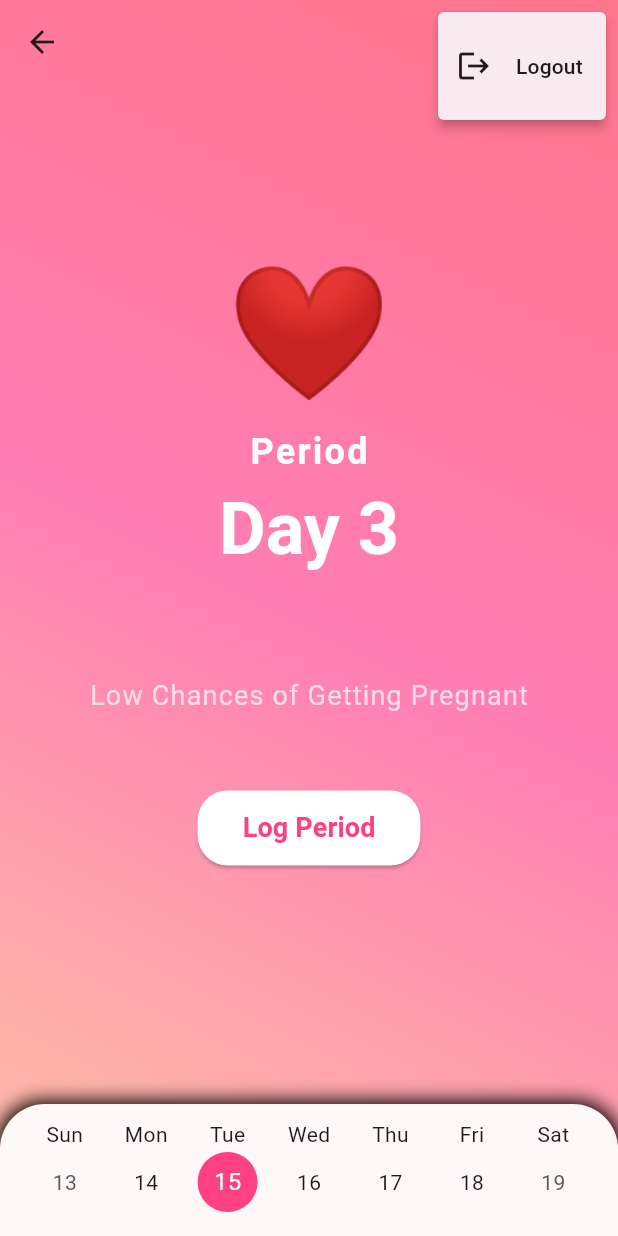
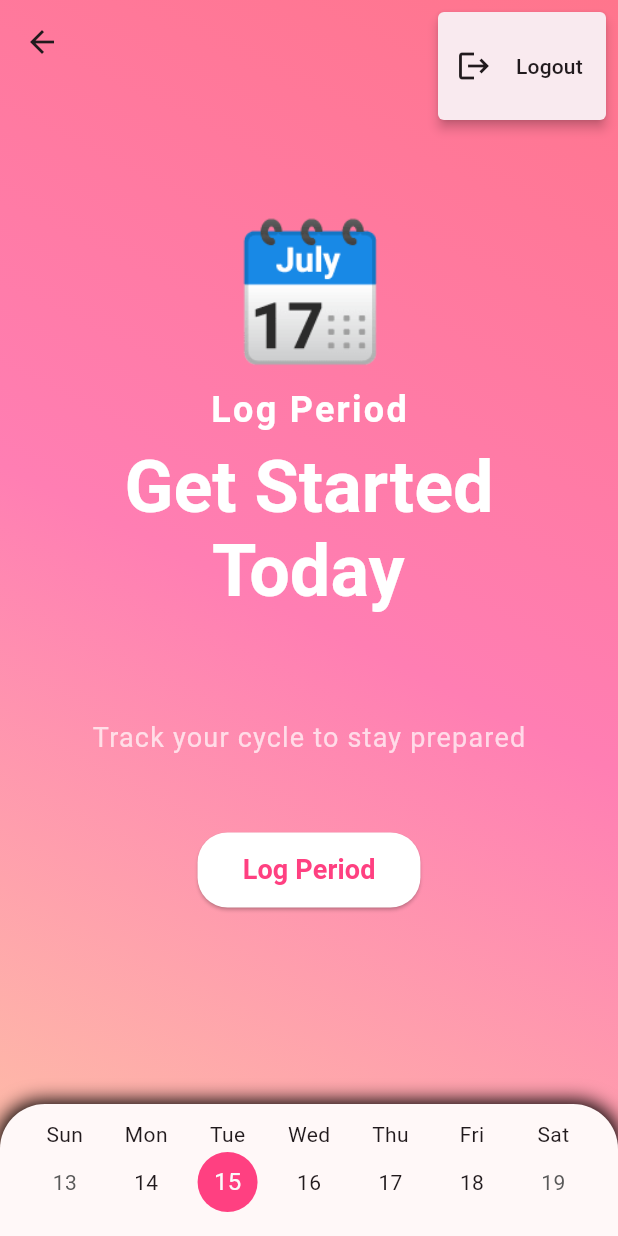
Before and after one commit to Eugene600/ZuriCycle, a Flutter app: the HomeScreen screen opened directly, after a tap on the "more vert" icon, on a phone screen of 412 x 824 dp. Run offline on Flutter 3.47's test engine with Material 3 defaults, Android fonts, the phone set to English and light mode, and no system bars; drawn by our look-alikes of flutter_animate, table_calendar; our stand-ins replace either_dart, fl_chart, flutter_form_builder, flutter_riverpod, form_builder_validators, freezed_annotation and 3 more; accounts and stored records are empty.

Commit message:
Some parts of the UI react to state of one's cycle. Caching of cycleId happens as well

```diff
--- a/lib/app/auth/controllers/auth_notifier.dart
+++ b/lib/app/auth/controllers/auth_notifier.dart
@@ -34,8 +34,9 @@ class AuthNotifier extends StateNotifier<AsyncValue<String>> {
         state = AsyncValue.error(error, StackTrace.current);
         return "Registration failed: $error";
       },
-      (userData) {
+      (userData) async {
         state = const AsyncValue.data("Registration successful");
+        // await LocalStorage.deleteCycleId();
         return "Registration successful";
       },
     );
--- a/lib/app/auth/models/services/user_service.dart
+++ b/lib/app/auth/models/services/user_service.dart
@@ -172,6 +172,7 @@ class UserService {
           debugPrint("Logout: $jsonData");
 
           await LocalStorage.deleteToken();
+          await LocalStorage.deleteUserData();
 
           return Right("Successfully Logged Out");
         } else {
--- a/lib/app/auth/pages/login.dart
+++ b/lib/app/auth/pages/login.dart
@@ -1,5 +1,4 @@
 import 'package:flutter/material.dart';
-import 'package:flutter/widgets.dart';
 import 'package:flutter_form_builder/flutter_form_builder.dart';
 import 'package:flutter_riverpod/flutter_riverpod.dart';
 import 'package:form_builder_validators/form_builder_validators.dart';
--- a/lib/app/main_pages/pages/home_screen.dart
+++ b/lib/app/main_pages/pages/home_screen.dart
@@ -4,6 +4,8 @@ import 'package:go_router/go_router.dart';
 import 'package:table_calendar/table_calendar.dart';
 import 'package:flutter_animate/flutter_animate.dart';
 import 'package:zuricycle/app/auth/providers/user_provider.dart';
+import 'package:zuricycle/features/cycles/controllers/cycle_notifier.dart';
+import 'package:zuricycle/features/cycles/providers/cycle_provider.dart';
 
 import '../../../utils/utils.dart';
 
@@ -32,6 +34,10 @@ class _HomeScreenState extends ConsumerState<HomeScreen>
       curve: Curves.easeInOut,
     );
     _textController.forward();
+
+    Future.microtask(() async {
+      await ref.read(cycleNotifierProvider.notifier).getCycle();
+    });
   }
 
   @override
@@ -43,6 +49,68 @@ class _HomeScreenState extends ConsumerState<HomeScreen>
   @override
   Widget build(BuildContext context) {
     final theme = Theme.of(context);
+    final cycle = ref.watch(cycleNotifierProvider);
+    final stage = ref.watch(cycleNotifierProvider.notifier).cycleStage();
+    final now = DateTime.now();
+
+    String emoji = '';
+    String title = "";
+    String subtitle = "";
+    String description = "";
+    bool showButton = true;
+
+    // if (cycle == null) {
+    //   return Center(
+    //     child: Text(
+    //       "No cycle data",
+    //       style: theme.textTheme.headlineSmall?.copyWith(color: Colors.white),
+    //     ),
+    //   );
+    // }
+
+    switch (stage) {
+      case CycleStage.period:
+        final periodStart = DateTime.parse(cycle!.period_start);
+        emoji = "❤️";
+        title = "Period";
+        subtitle = "Day ${now.difference(periodStart).inDays + 1}";
+        description = "Low chances of getting pregnant";
+        showButton = false;
+        break;
+      case CycleStage.fertile:
+        final ovulation = DateTime.parse(cycle!.ovulation);
+        emoji = "🌿";
+        title = "Ovulation in";
+        subtitle = "${ovulation.difference(now).inDays} days";
+        description = "High fertility — good chances of conception";
+        break;
+      case CycleStage.ovulation:
+        emoji = "🌕";
+        title = "Ovulation is";
+        subtitle = "Today";
+        description = "Fertile peak — ovulation happening";
+        break;
+      case CycleStage.predicted:
+        emoji = "🩸";
+        title = "Period may happen";
+        subtitle = "Today";
+        description = "You may start your period today";
+        break;
+      case CycleStage.afterOvulation:
+        final predictedPeriodStart =
+            DateTime.parse(cycle!.predicted_period_start);
+        emoji = "🗓️";
+        title = "Next Period";
+        subtitle = "in ${predictedPeriodStart.difference(now).inDays} days";
+        description = "Low chances of getting pregnant";
+        break;
+      case CycleStage.none:
+        emoji = "🗓️";
+        title = "Log Period";
+        subtitle = "Get Started\n\t\t\t\t Today";
+        description = "Track your cycle to stay prepared";
+        break;
+    }
 
     return Scaffold(
       extendBodyBehindAppBar: true,
@@ -124,12 +192,12 @@ class _HomeScreenState extends ConsumerState<HomeScreen>
             const Spacer(),
             Column(
               children: [
-                const Text(
-                  "❤️",
+                Text(
+                  emoji,
                   style: TextStyle(fontSize: 88),
                 ).animate().shake(duration: 1.seconds),
                 Text(
-                  "Period",
+                  title,
                   style: theme.textTheme.bodySmall?.copyWith(
                     fontSize: 24,
                     fontWeight: FontWeight.bold,
@@ -141,7 +209,7 @@ class _HomeScreenState extends ConsumerState<HomeScreen>
                 FadeTransition(
                   opacity: _textFadeAnimation,
                   child: Text(
-                    "Day 3",
+                    subtitle,
                     style: theme.textTheme.displayMedium?.copyWith(
                       fontSize: 48,
                       fontWeight: FontWeight.bold,
@@ -151,7 +219,7 @@ class _HomeScreenState extends ConsumerState<HomeScreen>
                 ),
                 const SizedBox(height: 70),
                 Text(
-                  "Low Chances of Getting Pregnant",
+                  description,
                   style: theme.textTheme.bodyMedium?.copyWith(
                     fontSize: 18,
                     fontWeight: FontWeight.w400,
@@ -160,6 +228,7 @@ class _HomeScreenState extends ConsumerState<HomeScreen>
                   ),
                 ),
                 const SizedBox(height: 50),
+                if (showButton)
                   ElevatedButton(
                     style: ElevatedButton.styleFrom(
                       backgroundColor: Colors.white,
@@ -175,7 +244,8 @@ class _HomeScreenState extends ConsumerState<HomeScreen>
                     },
                     child: const Text(
                       "Log Period",
-                    style: TextStyle(fontSize: 18, fontWeight: FontWeight.bold),
+                      style:
+                          TextStyle(fontSize: 18, fontWeight: FontWeight.bold),
                     ),
                   ),
               ],
--- /dev/null
+++ b/lib/features/cycles/controllers/cycle_notifier.dart
@@ -0,0 +1,130 @@
+import 'package:either_dart/either.dart';
+import 'package:flutter_riverpod/flutter_riverpod.dart';
+import 'package:zuricycle/features/cycles/repository/cycle_repository.dart';
+import 'package:zuricycle/local_storage/local_storage.dart';
+
+import '../models/models.dart';
+
+enum CycleStage { period, fertile, ovulation, afterOvulation, predicted, none }
+
+class CycleNotifier extends StateNotifier<Cycle?> {
+  final CycleRepository _repository;
+  CycleNotifier(this._repository) : super(null);
+
+  Future<Either<String, Cycle>> postCycle(
+      {required DateTime periodStart, required DateTime periodEnd}) async {
+    final cycle = _predictCycle(periodStart, periodEnd);
+    final result = await _repository.postCycles(cycle);
+
+    result.fold(
+      (error) => null,
+      (success) async {
+        state = success;
+
+        final existingCycleId = await LocalStorage.getCycleId();
+        if (existingCycleId != null) {
+          await LocalStorage.deleteCycleId();
+        }
+
+        if (success.id != null) {
+          await LocalStorage.saveCycleId(success.id!);
+        }
+      },
+    );
+
+    return result;
+  }
+
+  Future<Either<String, Cycle>?> getCycle() async {
+    final cycleDetails = await LocalStorage.getCycleId();
+
+    if (cycleDetails == null) {
+      state = null;
+      return null;
+    }
+
+    final cycleId = cycleDetails['cycle_id'];
+
+    if (cycleId == null) return null;
+
+    final result = await _repository.getCycle(cycleId);
+
+    result.fold(
+      (error) => error,
+      (success) => state = success,
+    );
+
+    return result;
+  }
+
+  CycleStage cycleStage() {
+    if (state == null) return CycleStage.none;
+
+    final now = DateTime.now();
+
+    final periodStart = DateTime.parse(state!.period_start);
+    final periodEnd = DateTime.parse(state!.period_end);
+
+    final fertileStart = DateTime.parse(state!.fertile_start);
+    final fertileEnd = DateTime.parse(state!.fertile_end);
+
+    final ovulation = DateTime.parse(state!.ovulation);
+
+    final predictedStart = DateTime.parse(state!.predicted_period_start);
+    final predictedEnd = DateTime.parse(state!.predicted_period_end);
+
+    if (_isBetween(now, periodStart, periodEnd)) {
+      return CycleStage.period;
+    } else if (_isBetween(now, fertileStart, fertileEnd)) {
+      return CycleStage.fertile;
+    } else if (_isSameDay(now, ovulation)) {
+      return CycleStage.ovulation;
+    } else if (_isBetween(now, predictedStart, predictedEnd)) {
+      return CycleStage.predicted;
+    } else if (now.isAfter(ovulation) && now.isBefore(predictedStart)) {
+      return CycleStage.afterOvulation;
+    } else if (now.isAfter(periodEnd) && now.isBefore(fertileStart)) {
+      return CycleStage.fertile;
+    } else if (now.isAfter(fertileEnd) && now.isBefore(predictedStart)) {
+      return CycleStage.afterOvulation;
+    }
+
+    return CycleStage.none;
+  }
+
+  DateTime _normalize(DateTime dt) => DateTime(dt.year, dt.month, dt.day);
+
+  bool _isBetween(DateTime check, DateTime start, DateTime end) {
+    final d = _normalize(check);
+    return !d.isBefore(_normalize(start)) && !d.isAfter(_normalize(end));
+  }
+
+  bool _isSameDay(DateTime a, DateTime b) {
+    final da = _normalize(a);
+    final db = _normalize(b);
+    return da == db;
+  }
+
+  Cycle _predictCycle(DateTime periodStart, DateTime periodEnd) {
+    final ovulation = periodStart.add(const Duration(days: 14));
+    final fertileStart = periodStart.add(const Duration(days: 10));
+    final fertileEnd = periodStart.add(const Duration(days: 15));
+
+    final periodLength = periodEnd.difference(periodStart).inDays + 1;
+
+    final predictedPeriodStart = periodStart.add(const Duration(days: 28));
+    final predictedPeriodEnd =
+        predictedPeriodStart.add(Duration(days: periodLength - 1));
+
+    return Cycle(
+        period_start: periodStart.toIso8601String().split('T').first,
+        period_end: periodEnd.toIso8601String().split('T').first,
+        fertile_start: fertileStart.toIso8601String().split('T').first,
+        fertile_end: fertileEnd.toIso8601String().split('T').first,
+        ovulation: ovulation.toIso8601String().split('T').first,
+        predicted_period_start:
+            predictedPeriodStart.toIso8601String().split('T').first,
+        predicted_period_end:
+            predictedPeriodEnd.toIso8601String().split('T').first);
+  }
+}
--- a/lib/features/cycles/models/models.dart
+++ b/lib/features/cycles/models/models.dart
@@ -1 +1,2 @@
 export 'core/cycle.dart';
+export 'services/cycle_service.dart';
--- a/lib/features/cycles/models/services/cycle_service.dart
+++ b/lib/features/cycles/models/services/cycle_service.dart
@@ -1,6 +1,7 @@
 import 'dart:convert';
 
 import 'package:either_dart/either.dart';
+import 'package:flutter/material.dart';
 import 'package:zuricycle/local_storage/local_storage.dart';
 import 'package:http/http.dart' as http;
 
@@ -18,30 +19,39 @@ class CycleService {
         return Left("User Details not found");
       }
 
-      // var userId = userDetails['user_id'];
+      var userId = userDetails['user_id'];
 
       var headers = {
         'Authorization': 'Bearer ${tokenPair.access}',
         'Content-Type': 'application/json',
       };
-      //have to find a way of including user id in request body
+
+      var requestBody = {
+        ...cycle.toJson(),
+        'user_id': userId,
+      };
+
       var response = await http.post(
           Uri.parse("${Constants.BASE_URL}/cycles/add-cycle/"),
           headers: headers,
-          body: jsonEncode(cycle.toJson()));
+          body: jsonEncode(requestBody));
 
       if (response.statusCode == 201) {
         var jsonData = jsonDecode(response.body);
+        debugPrint("Response body of Cycles: $jsonData");
 
         if (jsonData.containsKey('cycle')) {
-          return Right(Cycle.fromJson(jsonData));
+          print("Got it!!!");
+          return Right(Cycle.fromJson(jsonData['cycle']));
         } else {
           return Left("Cycle object is empty");
         }
       } else {
+        debugPrint("Error sending cycle. Status code ${response.statusCode}");
         return Left("Error sending cycle. Status code ${response.statusCode}");
       }
     } catch (e) {
+      debugPrint("Error sending cycle: $e");
       return Left("Error sending cycle: $e");
     }
   }
--- /dev/null
+++ b/lib/features/cycles/providers/cycle_provider.dart
@@ -0,0 +1,16 @@
+import 'package:flutter_riverpod/flutter_riverpod.dart';
+import 'package:zuricycle/features/cycles/controllers/cycle_notifier.dart';
+import 'package:zuricycle/features/cycles/repository/cycle_repository.dart';
+
+import '../models/models.dart';
+
+final cycleRepositoryProvider = Provider<CycleRepository>((ref) {
+  final service = CycleService();
+  return CycleRepository(service);
+});
+
+
+final cycleNotifierProvider =
+    StateNotifierProvider<CycleNotifier, Cycle?>(
+  (ref) => CycleNotifier(ref.watch(cycleRepositoryProvider)),
+);
--- a/lib/local_storage/local_storage.dart
+++ b/lib/local_storage/local_storage.dart
@@ -15,9 +15,11 @@ class TokenPair {
   }
 }
 
-class LocalStorage{
+class LocalStorage {
   static Future<void> saveToken(TokenPair token) async {
-    if(token.refresh.isEmpty || token.access.isEmpty) debugPrint("Cannot save tokens because they are empty");
+    if (token.refresh.isEmpty || token.access.isEmpty) {
+      debugPrint("Cannot save tokens because they are empty");
+    }
 
     final prefs = await SharedPreferences.getInstance();
     await prefs.setString('access_token', token.access);
@@ -29,7 +31,10 @@ class LocalStorage{
     final accessToken = prefs.getString('access_token');
     final refreshToken = prefs.getString('refresh_token');
 
-    if (accessToken == null || accessToken.isEmpty || refreshToken == null || refreshToken.isEmpty) {
+    if (accessToken == null ||
+        accessToken.isEmpty ||
+        refreshToken == null ||
+        refreshToken.isEmpty) {
       await deleteToken();
       return null;
     }
@@ -43,7 +48,7 @@ class LocalStorage{
     await prefs.remove('refresh_token');
   }
 
-  static Future<void> saveUserData(String userId, String gender) async{
+  static Future<void> saveUserData(String userId, String gender) async {
     final prefs = await SharedPreferences.getInstance();
     await prefs.setString('user_id', userId);
     await prefs.setString('gender', gender);
@@ -52,7 +57,7 @@ class LocalStorage{
   static Future<Map<String, dynamic>?> getUserData() async {
     final prefs = await SharedPreferences.getInstance();
 
-    final String? userId = prefs.getString('user_id') ;
+    final String? userId = prefs.getString('user_id');
     final String? gender = prefs.getString('gender');
 
     if (userId == null || gender == null) return null;
@@ -60,9 +65,27 @@ class LocalStorage{
     return {'user_id': userId, 'gender': gender};
   }
 
-  static Future<void> deleteUserData() async{
+  static Future<void> deleteUserData() async {
     final prefs = await SharedPreferences.getInstance();
     await prefs.remove('user_id');
     await prefs.remove('gender');
   }
+
+  static Future<void> saveCycleId(int id) async {
+    final prefs = await SharedPreferences.getInstance();
+    await prefs.setInt('cycle_id', id);
+  }
+
+  static Future<Map<String, int>?> getCycleId() async {
+    final prefs = await SharedPreferences.getInstance();
+    int? cycleId = prefs.getInt('cycle_id');
+
+    if (cycleId == null) return null;
+    return {'cycle_id': cycleId};
+  }
+
+  static Future<void> deleteCycleId() async {
+    final prefs = await SharedPreferences.getInstance();
+    await prefs.remove('cycle_id');
+  }
 }
```
Also changed, not shown: lib/features/cycles/pages/log_period.dart (+8 -4 lines). Lines whose indentation alone changed are shown as unchanged.
